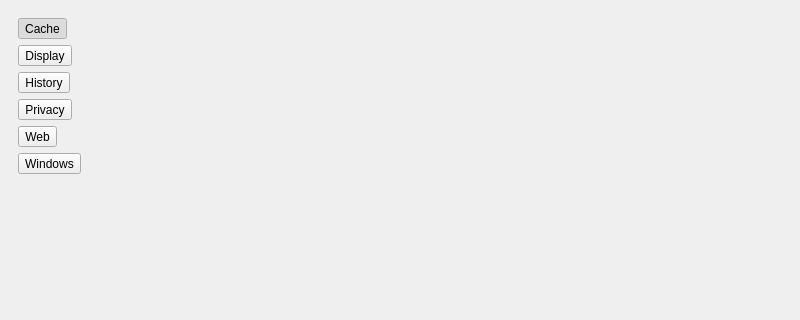
Before: the Qt Designer form 2.x/UI/dooble_settings.ui in textbrowser/dooble, drawn with Qt 5; both pictures show x 0 to 800 and y 0 to 320 of the 800 by 700 pixel window.
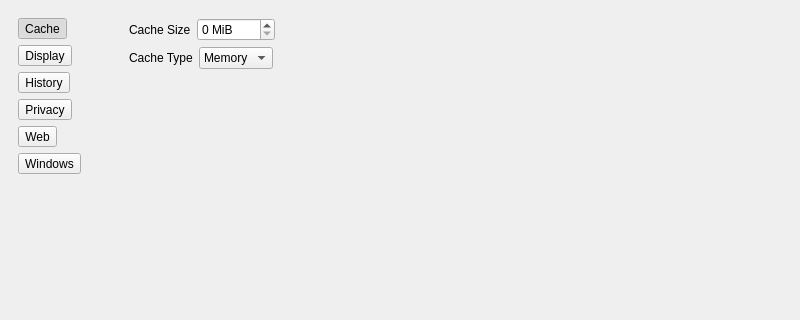
After: the same form once the commit is applied. Icons and pictures are not drawn.

The edit to the form file:
```diff
--- a/2.x/UI/dooble_settings.ui
+++ b/2.x/UI/dooble_settings.ui
@@ -211,7 +211,101 @@
       </item>
       <item>
        <widget class="QStackedWidget" name="stackedWidget">
-        <widget class="QWidget" name="page"/>
+        <widget class="QWidget" name="cache_page">
+         <layout class="QVBoxLayout" name="verticalLayout_2">
+          <item>
+           <layout class="QHBoxLayout" name="horizontalLayout_3">
+            <item>
+             <widget class="QLabel" name="label_2">
+              <property name="text">
+               <string>Cache Size</string>
+              </property>
+             </widget>
+            </item>
+            <item>
+             <widget class="QSpinBox" name="cache_size">
+              <property name="toolTip">
+               <string>A value of zero will allow QWebEngine to control the size of the cache automatically.</string>
+              </property>
+              <property name="suffix">
+               <string> MiB</string>
+              </property>
+              <property name="maximum">
+               <number>2048</number>
+              </property>
+             </widget>
+            </item>
+            <item>
+             <spacer name="horizontalSpacer_2">
+              <property name="orientation">
+               <enum>Qt::Horizontal</enum>
+              </property>
+              <property name="sizeHint" stdset="0">
+               <size>
+                <width>40</width>
+                <height>20</height>
+               </size>
+              </property>
+             </spacer>
+            </item>
+           </layout>
+          </item>
+          <item>
+           <layout class="QHBoxLayout" name="horizontalLayout_2">
+            <item>
+             <widget class="QLabel" name="label">
+              <property name="text">
+               <string>Cache Type</string>
+              </property>
+             </widget>
+            </item>
+            <item>
+             <widget class="QComboBox" name="cache_type">
+              <property name="sizeAdjustPolicy">
+               <enum>QComboBox::AdjustToContents</enum>
+              </property>
+              <item>
+               <property name="text">
+                <string>Memory</string>
+               </property>
+              </item>
+              <item>
+               <property name="text">
+                <string>None</string>
+               </property>
+              </item>
+             </widget>
+            </item>
+            <item>
+             <spacer name="horizontalSpacer">
+              <property name="orientation">
+               <enum>Qt::Horizontal</enum>
+              </property>
+              <property name="sizeHint" stdset="0">
+               <size>
+                <width>40</width>
+                <height>20</height>
+               </size>
+              </property>
+             </spacer>
+            </item>
+           </layout>
+          </item>
+          <item>
+           <spacer name="verticalSpacer_2">
+            <property name="orientation">
+             <enum>Qt::Vertical</enum>
+            </property>
+            <property name="sizeHint" stdset="0">
+             <size>
+              <width>20</width>
+              <height>40</height>
+             </size>
+            </property>
+           </spacer>
+          </item>
+         </layout>
+        </widget>
        </widget>
       </item>
      </layout>
```
Left out of the diff: 2 changed lines with no effect on the pictures.
